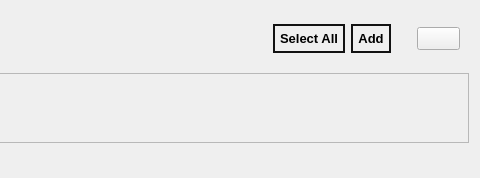
First picture: the form in ui_files/PDFArea.ui, repository StevenSong-sTs/PDF-Tailor, before the edit; both pictures show x 1003 to 1483 and y 0 to 178 of the 1483 by 178 pixel window.
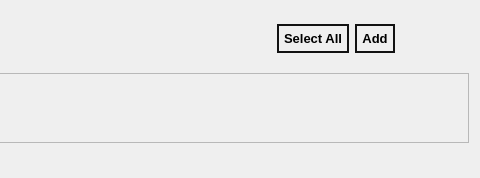
Second picture: the form after the edit. Icons and pictures are not drawn.

Commit message: Disable buttons when nothing selected

What changed in the file:
```diff
--- a/ui_files/PDFArea.ui
+++ b/ui_files/PDFArea.ui
@@ -106,6 +106,12 @@
          <iconset resource="../assets/resource.qrc">
           <normaloff>:/add.png</normaloff>:/add.png</iconset>
         </property>
+        <property name="iconSize">
+         <size>
+          <width>20</width>
+          <height>20</height>
+         </size>
+        </property>
        </widget>
       </item>
       <item>
@@ -134,9 +140,16 @@
          </font>
         </property>
         <property name="styleSheet">
-         <string notr="true">QPushButton:hover {
-	background-color: rgb(161, 161, 161);
-}</string>
+         <string notr="true">QPushButton {
+    border: 0px solid rgb(18, 18, 18);
+	padding: 2px;
+    icon: url(:/close_black.png); 
+	icon-size: 22px 22px;
+}
+QPushButton:hover {
+    icon: url(:/close_red.png); 
+}
+</string>
         </property>
         <property name="text">
          <string/>
```
Left out of the diff: 7 changed lines with no effect on the pictures. The commit also changes 10 other files.
